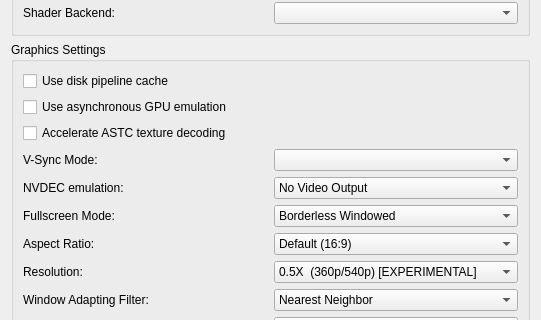
Qt form src/yuzu/configuration/configure_graphics.ui (rorrim-rorrim/eden-alt) before a commit; both pictures show x 0 to 541 and y 94 to 414 of the 541 by 759 pixel window.
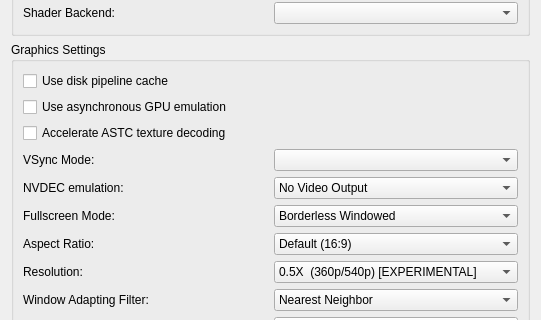
The same form after that commit.

Commit message:
configure_graphics: No there isn't a hyphen in VSync
Most sources seem to suggest VSync and not V-Sync

Patch:
```diff
--- a/src/yuzu/configuration/configure_graphics.ui
+++ b/src/yuzu/configuration/configure_graphics.ui
@@ -206,7 +206,7 @@
            <item>
             <widget class="QLabel" name="vsync_mode_label">
              <property name="text">
-              <string>V-Sync Mode:</string>
+              <string>VSync Mode:</string>
              </property>
             </widget>
            </item>
```
Left out of the diff: 2 changed lines with no effect on the pictures. The commit also changes 1 other file.
